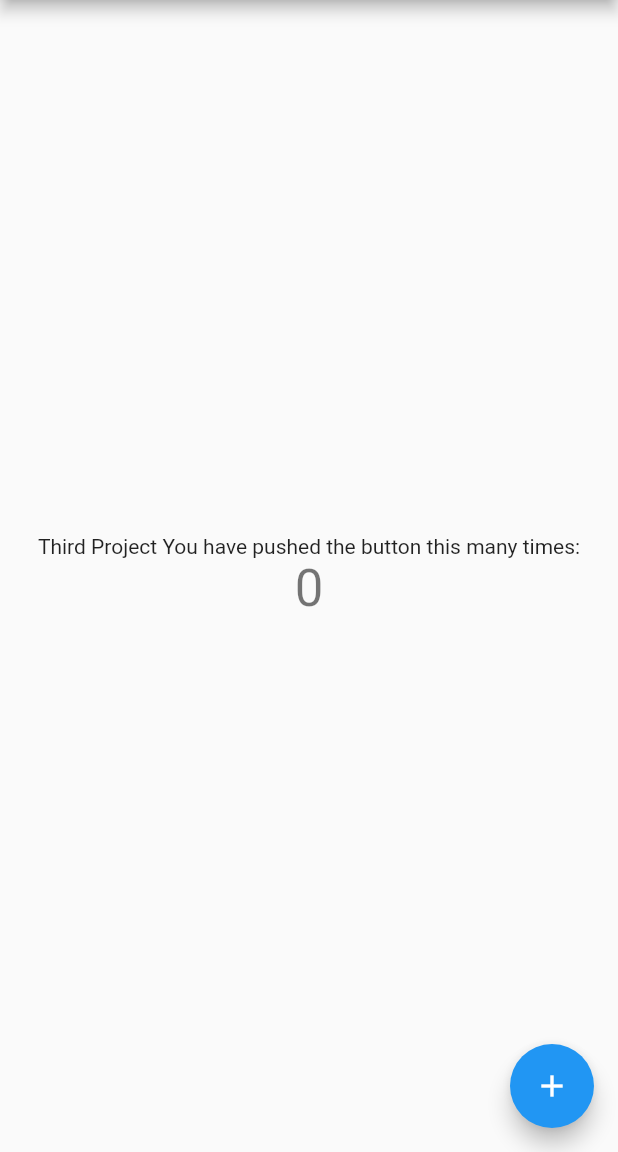
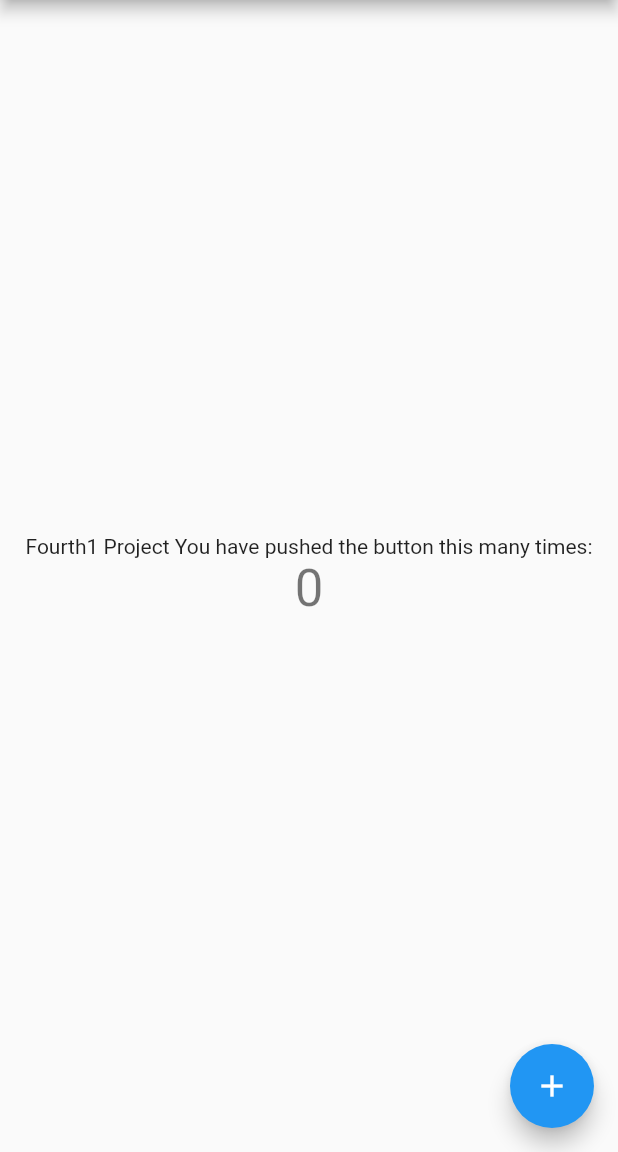
Before and after one commit to harsh5400/FlutterMobileApp, a Flutter app: the screen it shows after launch, on a phone screen of 412 x 824 dp, the part 84-1236 px from its top. Run offline on Flutter 3.47's test engine with Material 2 defaults, Android fonts, the phone set to English and light mode, and no system bars.

Commit message:
sssssssssssss :wq

```diff
--- a/lib/main.dart
+++ b/lib/main.dart
@@ -98,7 +98,7 @@ class _MyHomePageState extends State<MyHomePage> {
           mainAxisAlignment: MainAxisAlignment.center,
           children: <Widget>[
             Text(
-              'Third Project You have pushed the button this many times:',
+              'Fourth1 Project You have pushed the button this many times:',
             ),
             Text(
               '$_counter',
```
